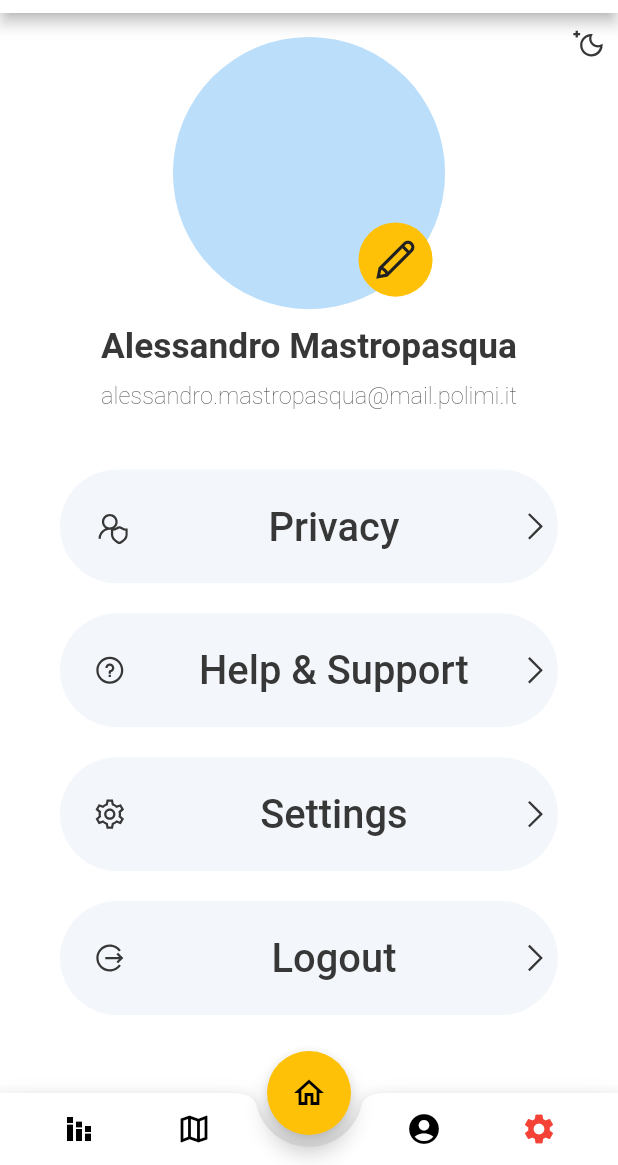
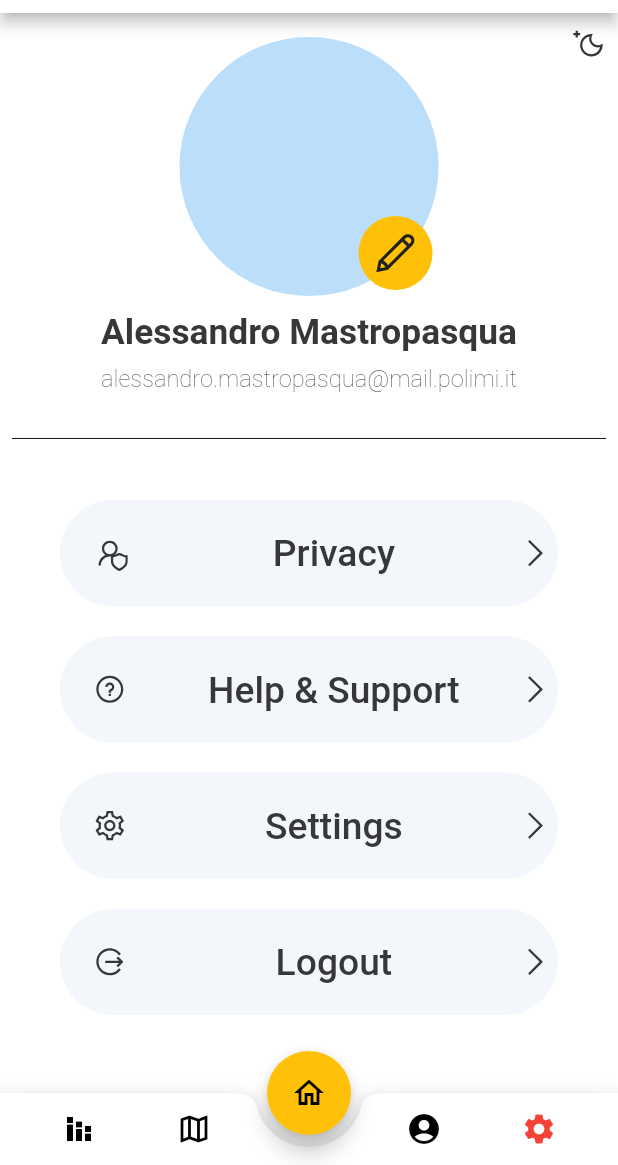
Before and after one commit to alemastro97/my_air, a Flutter app: the screen it shows after launch, item 4 of the bottom bar chosen, on a phone screen of 412 x 824 dp, the part 71-1236 px from its top. Run offline on Flutter 3.47's test engine with Material 2 defaults, Android fonts, the light colour scheme and no system bars; our stand-ins replace animated_theme_switcher, auto_size_text, bordered_text, charts_flutter, firebase_auth, firebase_core and 11 more; missing offline and left inert: searchable_dropdown, syncfusion_flutter_core, user_location; accounts and stored records are empty; network calls fail; Roboto replaces fonts that are missing (SFProText).

Commit message:
Fixed theme switcher

```diff
--- a/myair/lib/Views/home_page.dart
+++ b/myair/lib/Views/home_page.dart
@@ -1,3 +1,4 @@
+import 'package:animated_theme_switcher/animated_theme_switcher.dart';
 import 'package:firebase_auth/firebase_auth.dart';
 import 'package:flutter/material.dart';
 import 'package:myair/Views/profile_page.dart';
@@ -37,7 +38,8 @@
   ];
 
   @override
-  Widget build(BuildContext context) => Scaffold(
+  Widget build(BuildContext context) => ThemeSwitchingArea(
+    child:Builder(builder: (context) {return Scaffold(
       extendBody: true,
       body: pages[index],
       appBar: AppBar(
@@ -53,6 +55,7 @@
         onPressed: () => onChangedTab(4),
       ),
       floatingActionButtonLocation: FloatingActionButtonLocation.centerDocked,
+    );},)
   );
   void onChangedTab(int index) {
     setState(() {
--- a/myair/lib/Widgets/Setting_page_widgets/profile_screen_widget.dart
+++ b/myair/lib/Widgets/Setting_page_widgets/profile_screen_widget.dart
@@ -97,12 +97,9 @@
           ],
     );
     var themeSwitcher = ThemeSwitcher(builder: (context){
-      return Align(
-        alignment: Alignment.topRight,
-        child: ThemeSwitcher(
-          builder: (context){
+
           return AnimatedCrossFade(
-              duration: Duration(milliseconds: 200),
+            duration: const Duration(milliseconds: 200),
             crossFadeState:
             ThemeProvider.of(context).brightness == Brightness.dark
                 ? CrossFadeState.showFirst
@@ -121,10 +118,12 @@
                 LineAwesomeIcons.moon,
               ),
             ),
+        //    firstCurve: Curves.easeOut,
+        //    secondCurve: Curves.easeIn,
+        //    sizeCurve: Curves.bounceOut,
           );
-          }
-        ),
-      );
+
+
     });
     var header = Padding(
         padding: const EdgeInsets.all(8.0),
@@ -133,23 +132,22 @@
 
 
         profileInfo,
-        themeSwitcher,
+        Align(alignment: Alignment.topRight,child: themeSwitcher),
       ],
     ));
-      return ThemeSwitchingArea(
-      child: Builder(builder: (context){
+
         return  Scaffold(
           //Profile Info
           body: Column(
             children: <Widget>[
 
               Expanded(flex:4 ,child: header),
-             /* Padding(
+             Padding(
                 padding: const EdgeInsets.all(8.0),
                 child: Divider(
                     color: Theme.of(context).dividerColor
                 ),
-              ),*/
+              ),
               Expanded(
                 flex: 7,
                 child: Padding(
@@ -193,8 +191,7 @@
             ],
           ),
         );
-      }),
-    );
+
   }
 }
 
--- a/myair/pubspec.yaml
+++ b/myair/pubspec.yaml
@@ -98,6 +98,5 @@
   #       - asset: fonts/TrajanPro.ttf
   #       - asset: fonts/TrajanPro_Bold.ttf
   #         weight: 700
-  #
   # For details regarding fonts from package dependencies,
   # see https://flutter.dev/custom-fonts/#from-packages
```
Also changed, not shown: 1 other file. Lines whose indentation alone changed are shown as unchanged.
